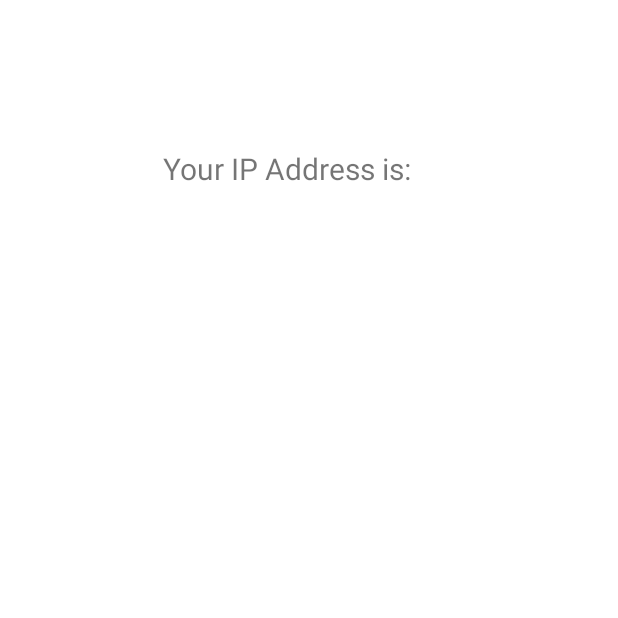
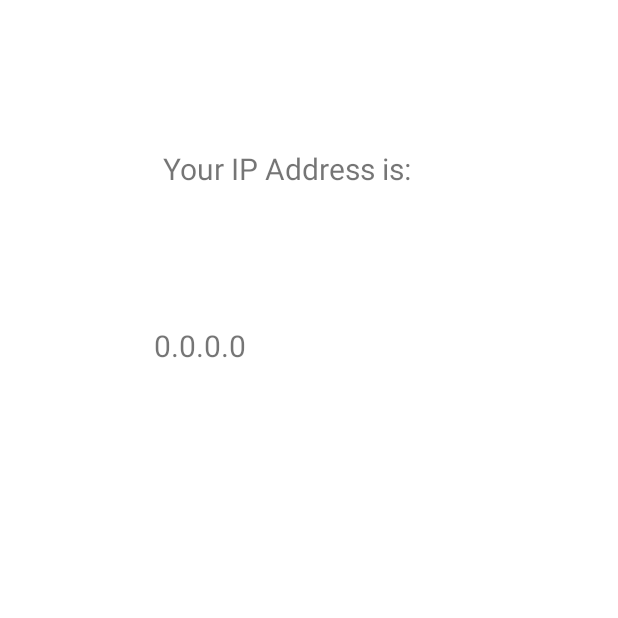
Before and after one commit to SE2-GruppeA/PiatnikParty, an Android app: the fragment CreateGameFragment shown on its own in the app's theme, on a phone screen of 412 x 824 dp, the top half of it. Run offline under Robolectric (Android 15) with nearby library versions, the phone set to English and light mode, and no system bars.

Commit message:
UI connected to join game and create game.

```diff
--- a/app/src/main/AndroidManifest.xml
+++ b/app/src/main/AndroidManifest.xml
@@ -3,6 +3,8 @@
     package="com.example.piatinkpartyapp" >
 
     <uses-permission android:name="android.permission.INTERNET" />
+    <uses-permission android:name="android.permission.ACCESS_NETWORK_STATE" />
+    <uses-permission android:name="android.permission.ACCESS_WIFI_STATE"/>
 
     <application
         android:allowBackup="true"
--- a/app/src/main/java/com/example/piatinkpartyapp/screens/CreateGameFragment.java
+++ b/app/src/main/java/com/example/piatinkpartyapp/screens/CreateGameFragment.java
@@ -1,9 +1,12 @@
 package com.example.piatinkpartyapp.screens;
 
+import android.content.Context;
+import android.net.wifi.WifiManager;
 import android.os.Bundle;
 
 import androidx.fragment.app.Fragment;
 
+import android.text.format.Formatter;
 import android.view.LayoutInflater;
 import android.view.View;
 import android.view.ViewGroup;
@@ -64,8 +67,12 @@ public class CreateGameFragment extends Fragment implements View.OnClickListener
         TextView textView1 = root.findViewById(R.id.textView);
         TextView textView2 = root.findViewById(R.id.textView2);
 
+        Context context = requireContext().getApplicationContext();
+        WifiManager wm = (WifiManager) context.getSystemService(Context.WIFI_SERVICE);
+        String ip = Formatter.formatIpAddress(wm.getConnectionInfo().getIpAddress());
+
         textView1.setText("Your IP Address is:");
-        textView2.setText(getIp());
+        textView2.setText(ip);
 
         return root;
     }
@@ -94,7 +101,7 @@ public class CreateGameFragment extends Fragment implements View.OnClickListener
                     InetAddress inetAddress = enumIpAddr.nextElement();
 
                     if (!inetAddress.isLoopbackAddress()) {
-                        ipAddress = inetAddress.getHostAddress().toString();
+                        ipAddress = inetAddress.getHostAddress();
                     }
                 }
             }
--- a/app/src/main/java/com/example/piatinkpartyapp/screens/PlayGameFragment.java
+++ b/app/src/main/java/com/example/piatinkpartyapp/screens/PlayGameFragment.java
@@ -26,7 +26,7 @@ public class PlayGameFragment extends Fragment implements View.OnClickListener {
 
     private Button backBtn;
     private Button connectButton;
-    private ViewModel viewModel = new ViewModelProvider(this).get(GameViewModel.class);
+    private ViewModel viewModel;
     private EditText editText;
 
     // TODO: Rename parameter arguments, choose names that match
@@ -75,10 +75,13 @@ public class PlayGameFragment extends Fragment implements View.OnClickListener {
 
         View root = inflater.inflate(R.layout.fragment_play_game, container, false);
 
+        viewModel = new ViewModelProvider(this).get(GameViewModel.class);
+
         backBtn = (Button) root.findViewById(R.id.returnButton);
         backBtn.setOnClickListener(this);
 
         connectButton = (Button) root.findViewById(R.id.button3);
+        connectButton.setOnClickListener(this);
         editText = (EditText) root.findViewById(R.id.editTextTextPersonName);
 
         return root;
```
